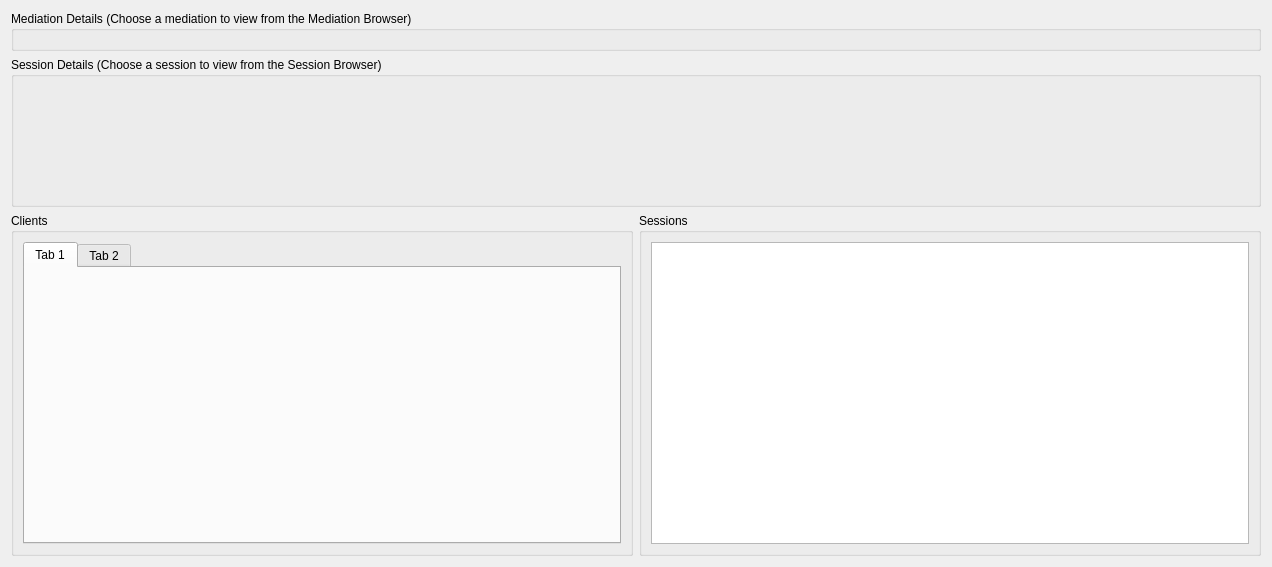
lansdon/cpts483_drc, file drc/gui/mediationprocessview.ui: the form before one commit.
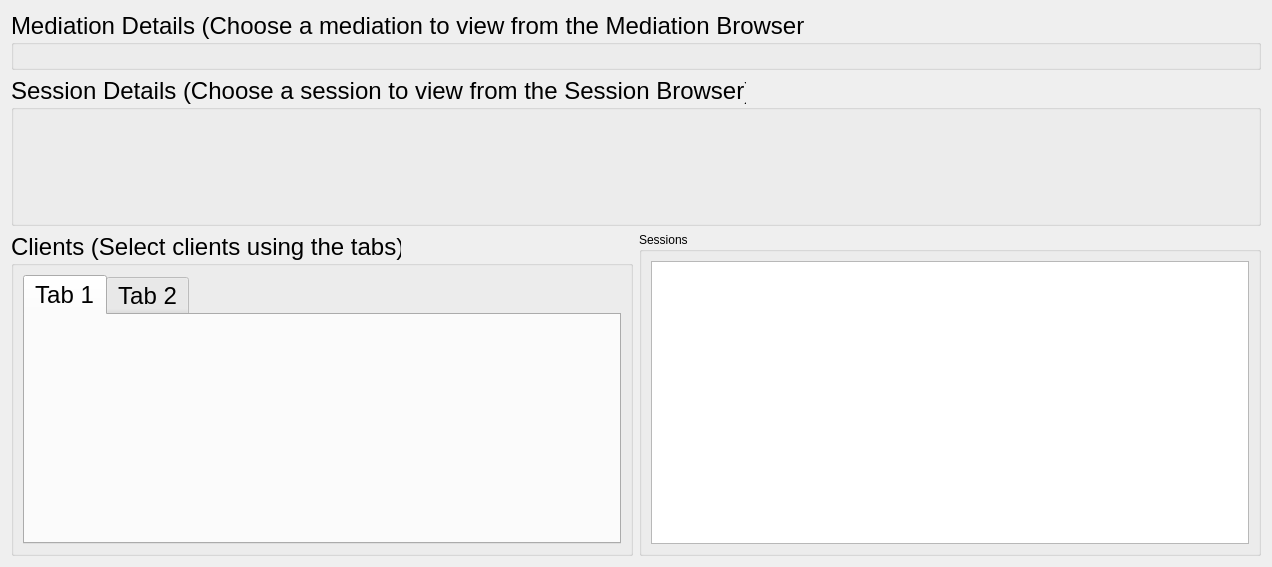
The form after the commit.

Commit message: a larger font can go a long ways.

```diff
--- a/drc/gui/mediationprocessview.ui
+++ b/drc/gui/mediationprocessview.ui
@@ -40,6 +40,11 @@
        <height>200</height>
       </size>
      </property>
+     <property name="font">
+      <font>
+       <pointsize>18</pointsize>
+      </font>
+     </property>
      <property name="title">
       <string>Mediation Details (Choose a mediation to view from the Mediation Browser)</string>
      </property>
@@ -53,6 +58,11 @@
        <height>150</height>
       </size>
      </property>
+     <property name="font">
+      <font>
+       <pointsize>18</pointsize>
+      </font>
+     </property>
      <property name="title">
       <string>Session Details (Choose a session to view from the Session Browser)</string>
      </property>
@@ -62,8 +72,13 @@
     <layout class="QGridLayout" name="gridLayout_3">
      <item row="0" column="0">
       <widget class="QGroupBox" name="clientsContainer">
+       <property name="font">
+        <font>
+         <pointsize>18</pointsize>
+        </font>
+       </property>
        <property name="title">
-        <string>Clients</string>
+        <string>Clients (Select clients using the tabs)</string>
        </property>
        <layout class="QGridLayout" name="gridLayout">
         <item row="0" column="0">
```
